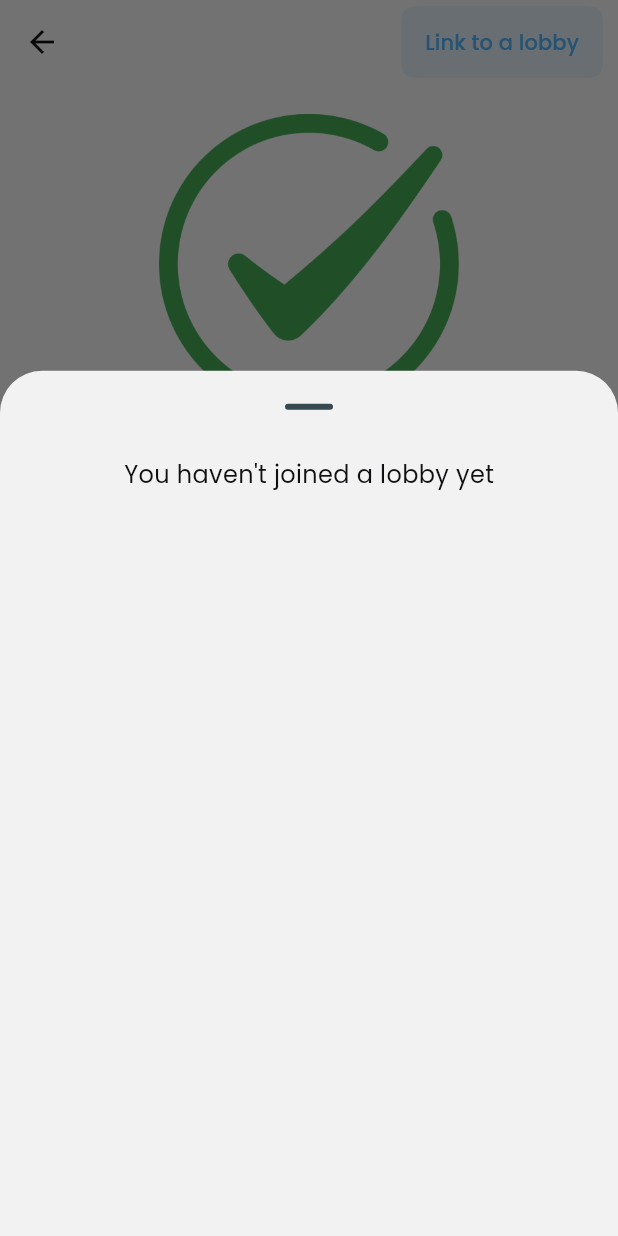
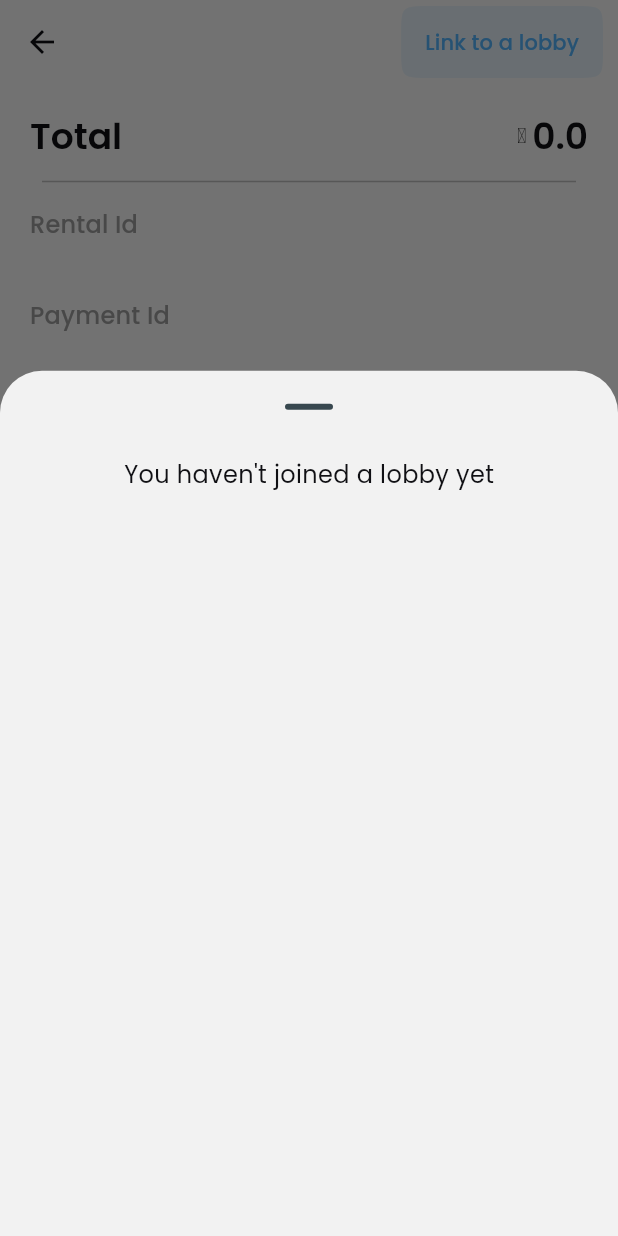
Before and after one commit to igotjulius/joiner_2, a Flutter app: the RentalDetails screen opened directly with empty values, after a tap on "Link to a lobby", on a phone screen of 412 x 824 dp. Run offline on Flutter 3.47's test engine with Material 2 defaults, Android fonts, the phone set to English and light mode, and no system bars; our stand-ins replace auto_size_text, cached_network_image, carousel_slider, dio, dropdown_button2, file_picker and 12 more; missing offline and left inert: json_path, mapbox_gl; accounts and stored records are empty; generated files the repository leaves out were written again; network calls fail; project files that could hold a hidden picture were left out.

Commit message:
Rental process update

```diff
--- a/lib/components/cra/car_item_widget.dart
+++ b/lib/components/cra/car_item_widget.dart
@@ -70,7 +70,7 @@ class _CarItemWidgetState extends State<CarItemWidget> {
   Widget build(BuildContext context) {
     final isCra = context.watch<FFAppState>().isCra;
     return Card(
-      surfaceTintColor: Theme.of(context).colorScheme.tertiary,
+      surfaceTintColor: Theme.of(context).colorScheme.secondary,
       child: InkWell(
         borderRadius: BorderRadius.circular(10),
         onLongPress: isCra ? handleLongPress : null,
--- a/lib/controllers/user_controller.dart
+++ b/lib/controllers/user_controller.dart
@@ -150,7 +150,7 @@ class UserController {
   }
 
   // User Renting a Car
-  static Future<ResponseModel> postRental(
+  static Future<ResponseModel<String>> postRental(
       CarRentalModel carRental, XFile image) async {
     List<MultipartFile> converted = [];
     converted.add(MultipartFile.fromBytes(
--- a/lib/models/rental_model.dart
+++ b/lib/models/rental_model.dart
@@ -19,6 +19,8 @@ class RentalModel {
   final double? price;
   final String? linkedLobbyId;
   final DateTime? createdAt;
+  final String? paymentId;
+  final String? paymentStatus;
 
   const RentalModel({
     this.id,
@@ -33,6 +35,8 @@ class RentalModel {
     this.price,
     this.linkedLobbyId,
     this.createdAt,
+    this.paymentId,
+    this.paymentStatus,
   });
 
   factory RentalModel.fromJson(Map<String, dynamic> json) =>
--- a/lib/pages/cra/car/cra_car_widget.dart
+++ b/lib/pages/cra/car/cra_car_widget.dart
@@ -41,9 +41,7 @@ class _CraCarWidgetState extends State<CraCarWidget> {
   Padding mainBody() {
     return Padding(
       padding: EdgeInsets.all(20),
-      child: Center(
-        child: getCars(),
-      ),
+      child: getCars(),
     );
   }
 
--- a/lib/pages/cra/rentals/cra_rentals_widget.dart
+++ b/lib/pages/cra/rentals/cra_rentals_widget.dart
@@ -28,9 +28,7 @@ class _CraRentalsWidgetState extends State<CraRentalsWidget> {
       ),
       body: Padding(
         padding: const EdgeInsets.all(20),
-        child: Center(
-          child: getCraRentals(),
-        ),
+        child: getCraRentals(),
       ),
     );
   }
--- a/lib/pages/shared_pages/rental_details/rental_details_widget.dart
+++ b/lib/pages/shared_pages/rental_details/rental_details_widget.dart
@@ -1,7 +1,9 @@
 import 'package:flutter/material.dart';
+import 'package:intl/intl.dart';
+import 'package:joiner_1/app_state.dart';
 import 'package:joiner_1/components/user/linkable_lobby.dart';
-import 'package:joiner_1/flutter_flow/flutter_flow_util.dart';
 import 'package:joiner_1/models/rental_model.dart';
+import 'package:joiner_1/utils/utils.dart';
 import 'package:provider/provider.dart';
 
 class RentalDetails extends StatefulWidget {
@@ -52,16 +54,6 @@ class _RentalDetailsState extends State<RentalDetails> {
         child: Column(
           crossAxisAlignment: CrossAxisAlignment.start,
           children: [
-            Column(
-              children: [
-                Image.asset(
-                  'assets/images/successful-payment.png',
-                  height: 200,
-                  width: 200,
-                ),
-                SizedBox(
-                  height: 20,
-                ),
             Row(
               mainAxisAlignment: MainAxisAlignment.spaceBetween,
               children: [
@@ -72,14 +64,13 @@ class _RentalDetailsState extends State<RentalDetails> {
                       .displaySmall
                       ?.copyWith(fontWeight: FontWeight.w600),
                 ),
+                withCurrency(
                   Text(
-                      '₱${widget.rental?.price}',
-                      style: Theme.of(context)
-                          .textTheme
-                          .displaySmall
-                          ?.copyWith(fontWeight: FontWeight.w600),
+                    '${widget.rental?.price}',
+                    style: Theme.of(context).textTheme.displaySmall?.copyWith(
+                          fontWeight: FontWeight.w600,
                         ),
-                  ],
+                  ),
                 ),
               ],
             ),
@@ -90,16 +81,20 @@ class _RentalDetailsState extends State<RentalDetails> {
             Column(
               crossAxisAlignment: CrossAxisAlignment.start,
               children: [
-                Text(
-                  'Transaction Id',
-                  style: Theme.of(context).textTheme.titleMedium,
+                label('Rental Id', widget.rental!.id!),
+                label('Payment Id', widget.rental!.paymentId!),
+                label(
+                  'Payment Status',
+                  widget.rental!.paymentStatus! == 'active'
+                      ? 'Pending payment'
+                      : 'Paid',
                 ),
-                Text('${widget.rental?.id}'),
+                timeline(),
+              ].divide(
                 SizedBox(
                   height: 10,
                 ),
-                timeline(),
-              ],
+              ),
             ),
           ].divide(
             SizedBox(
@@ -108,6 +103,22 @@ class _RentalDetailsState extends State<RentalDetails> {
           ),
         ),
       ),
+    );
+  }
+
+  Widget label(String title, String content) {
+    return Column(
+      crossAxisAlignment: CrossAxisAlignment.start,
+      children: [
+        Text(
+          title,
+          style: Theme.of(context).textTheme.titleMedium,
+        ),
+        SizedBox(
+          height: 4,
+        ),
+        Text(content),
+      ],
     );
   }
 
@@ -126,7 +137,7 @@ class _RentalDetailsState extends State<RentalDetails> {
               mainAxisAlignment: MainAxisAlignment.spaceBetween,
               children: [
                 Text(
-                  'Payment',
+                  'Booked at',
                   style: Theme.of(context).textTheme.titleMedium,
                 ),
                 Row(
--- a/lib/utils/custom_theme.dart
+++ b/lib/utils/custom_theme.dart
@@ -138,7 +138,7 @@ ColorScheme lightThemeColors() {
     onPrimary: Colors.white,
     secondary: Color(0xff33A7FF),
     onSecondary: Colors.white,
-    tertiary: Color(0xff0083FF),
+    tertiary: Color(0xffffb400),
     error: Color(0xffcc0000),
     onError: Colors.white,
     background: Color(0xfff9f9f9),
--- a/lib/utils/generic_response.dart
+++ b/lib/utils/generic_response.dart
@@ -84,6 +84,8 @@ class ResponseModel<T> {
       return converted as T;
     } else if (json == null) {
       return null;
+    } else if (json is String) {
+      return json as T;
     }
     throw ArgumentError.value(json, 'json', 'Cannot handle this JSON payload');
   }
```
Also changed, not shown: lib/flutter_flow/nav/nav.dart (+23 -6 lines), lib/pages/cra/car/add_car/add_car_model.dart (+0 -62 lines), lib/pages/user/rentals/car_booking/car_booking_widget.dart (+23 -86 lines), lib/pages/user/rentals/listings/listings_widget.dart (+6 -4 lines), lib/pages/user/rentals/payment_result/result_widget.dart (added, +24 -0 lines), lib/service/api_service.dart (+3 -12 lines), lib/widgets/molecules/widget_trip_details.dart (deleted, +0 -94 lines), assets/images/success-payment.png (renamed from assets/images/successful-payment.png), 1 other file. Lines whose indentation alone changed are shown as unchanged.
